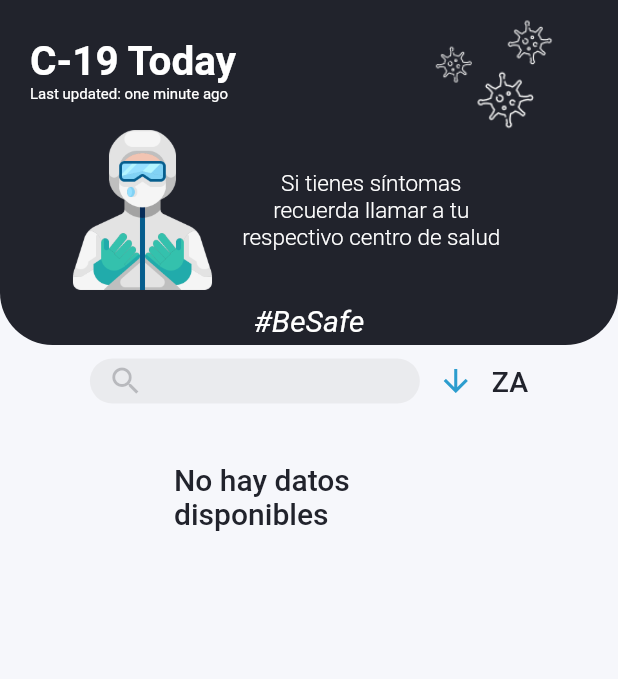
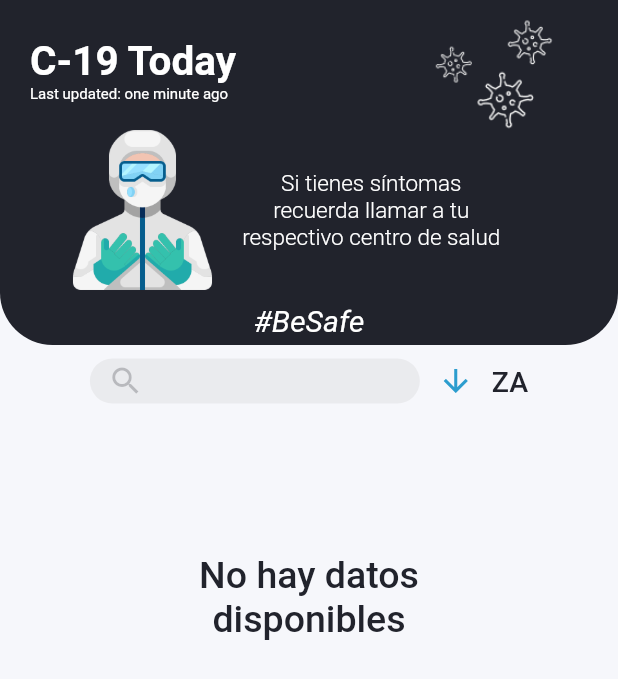
Before and after one commit to jpablomartinez/C19Today, a Flutter app: the screen it shows after launch, on a phone screen of 412 x 824 dp. Shown: the top 679 px of the screen. Run offline on Flutter 3.47's test engine with Material 2 defaults, Android fonts, the phone set to English and light mode, and no system bars; our stand-ins replace connectivity_plus, dio, get.

Commit message:
changes on readme and message no data available

```diff
--- a/lib/Components/no_data.dart
+++ b/lib/Components/no_data.dart
@@ -10,8 +10,8 @@ class NoData extends StatelessWidget {
     return Container(
       height: 200,
       width: 200,
-      padding: EdgeInsets.all(10),
-      child: const Text('No hay datos disponibles', style: TextStyle(color: C19Colors.leatherJacket, fontSize: 20, fontWeight: FontWeight.w500))
+      padding: const EdgeInsets.all(10),
+      child: const Center(child: Text('No hay datos disponibles', style: TextStyle(color: C19Colors.leatherJacket, fontSize: 25, fontWeight: FontWeight.w500), textAlign: TextAlign.center))
     );
   }
 
```
Also changed, not shown: 1 other file.
